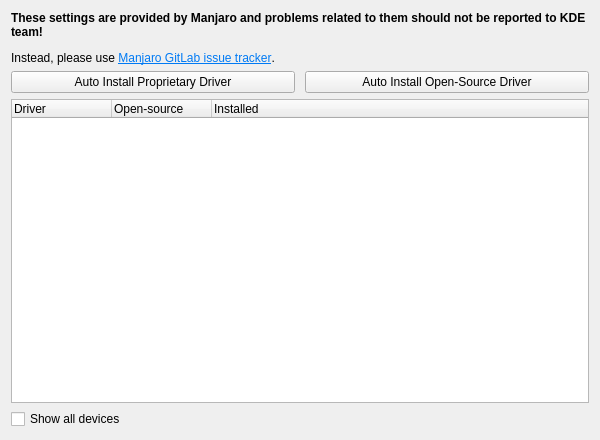
Before: the Qt Designer form src/modules/mhwd/ui/PageMhwd.ui in elliotwutingfeng/manjaro-settings-manager, drawn with Qt 5.
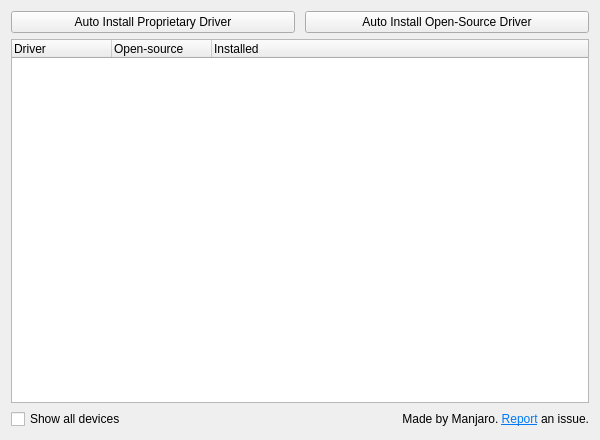
After: the same form once the commit is applied.

```diff
--- a/src/modules/mhwd/ui/PageMhwd.ui
+++ b/src/modules/mhwd/ui/PageMhwd.ui
@@ -26,19 +26,6 @@
    <property name="bottomMargin">
     <number>11</number>
    </property>
-   <item>
-    <widget class="QLabel" name="kcmdisclaimer">
-     <property name="text">
-      <string>&lt;html&gt;&lt;head/&gt;&lt;body&gt;&lt;p&gt;&lt;span style=&quot; font-weight:600;&quot;&gt;These settings are provided by Manjaro and problems related to them should not be reported to KDE team!&lt;/span&gt;&lt;/p&gt;&lt;p&gt;Instead, please use &lt;a href=&quot;https://gitlab.manjaro.org/applications/manjaro-settings-manager/-/issues&quot;&gt;&lt;span style=&quot; text-decoration: underline; color:#007af4;&quot;&gt;Manjaro GitLab issue tracker&lt;/span&gt;&lt;/a&gt;.&lt;/p&gt;&lt;/body&gt;&lt;/html&gt;</string>
-     </property>
-     <property name="scaledContents">
-      <bool>false</bool>
-     </property>
-     <property name="wordWrap">
-      <bool>true</bool>
-     </property>
-    </widget>
-   </item>
    <item>
     <layout class="QHBoxLayout" name="horizontalLayout" stretch="0,0">
      <property name="spacing">
@@ -94,11 +81,28 @@
       </widget>
      </item>
      <item>
+      <layout class="QHBoxLayout" name="horizontalLayout_2">
+       <item>
       <widget class="QCheckBox" name="checkBoxShowAll">
        <property name="text">
         <string>Show all devices</string>
        </property>
       </widget>
+       </item>
+       <item>
+        <widget class="QLabel" name="kcmdisclaimer">
+         <property name="text">
+          <string>&lt;html&gt;&lt;head/&gt;&lt;body&gt;&lt;p align=&quot;right&quot;&gt;Made by Manjaro. &lt;a href=&quot;https://gitlab.manjaro.org/applications/manjaro-settings-manager/-/issues&quot;&gt;&lt;span style=&quot; text-decoration: underline; color:#007af4;&quot;&gt;Report&lt;/span&gt;&lt;/a&gt; an issue.&lt;/p&gt;&lt;/body&gt;&lt;/html&gt;</string>
+         </property>
+         <property name="scaledContents">
+          <bool>false</bool>
+         </property>
+         <property name="wordWrap">
+          <bool>true</bool>
+         </property>
+        </widget>
+       </item>
+      </layout>
      </item>
     </layout>
    </item>
```
Lines whose indentation alone changed are shown as unchanged.
